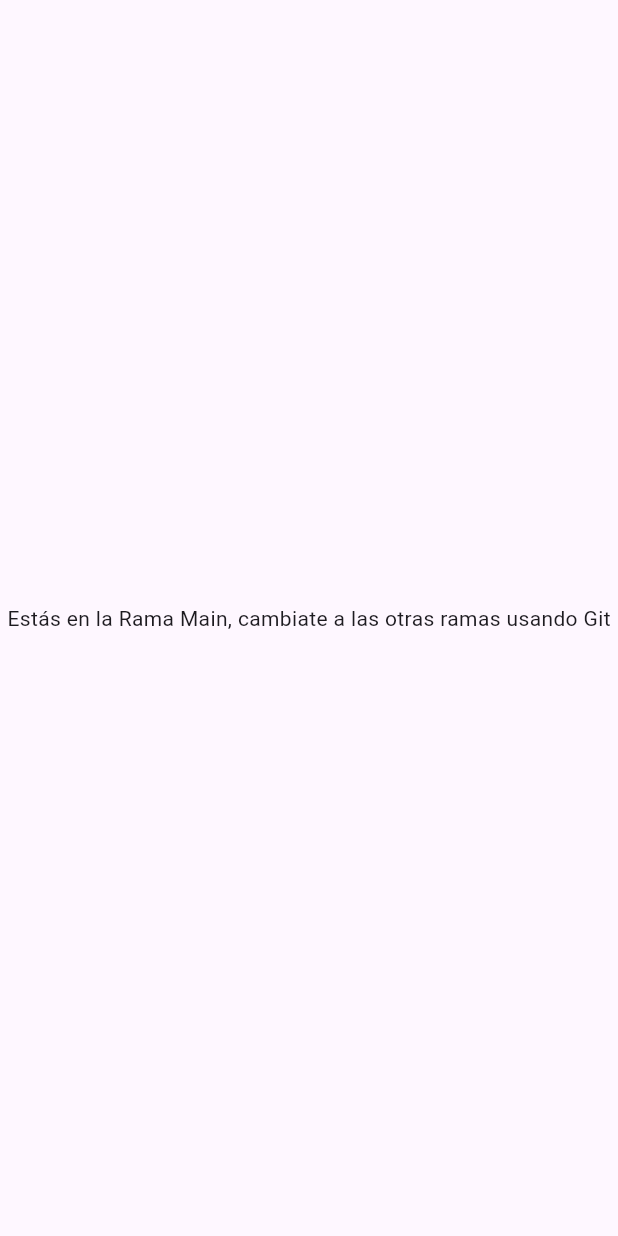
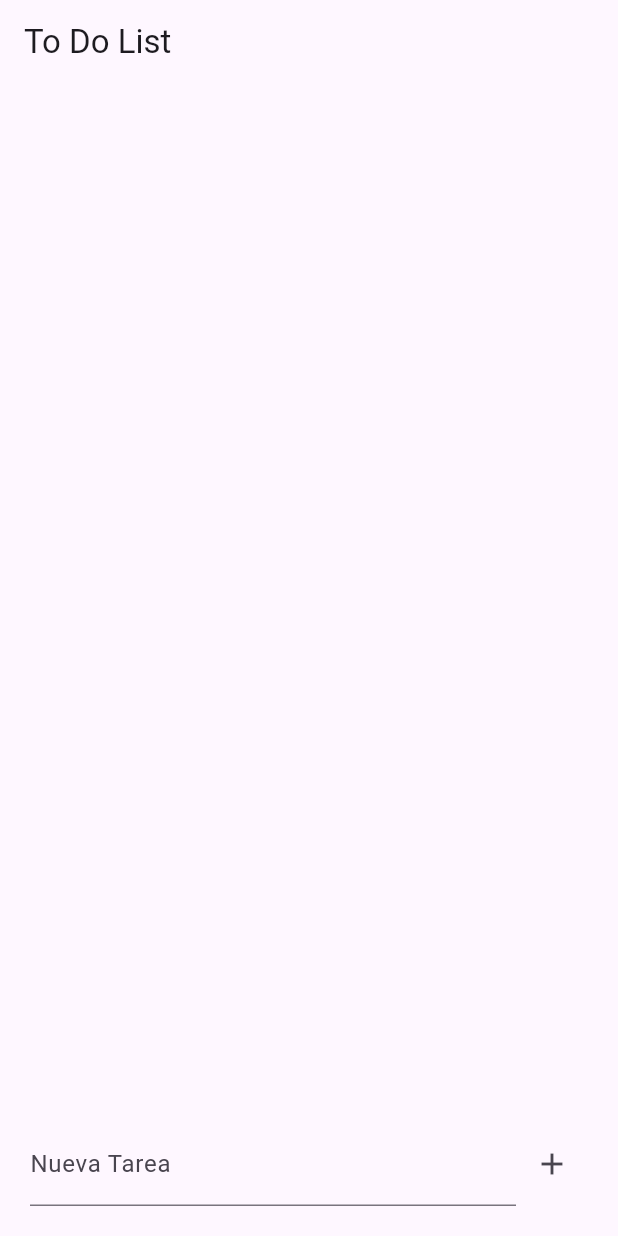
Before and after one commit to narmeshit/patterns, a Flutter app: the screen it shows after launch, on a phone screen of 412 x 824 dp. Run offline on Flutter 3.47's test engine with Material 3 defaults, Android fonts, the light colour scheme and no system bars.

Commit message:
agregando rama provider

```diff
--- a/lib/main.dart
+++ b/lib/main.dart
@@ -1,4 +1,8 @@
 import 'package:flutter/material.dart';
+import 'package:provider/provider.dart';
+
+import 'screen.dart';
+import 'task_notifier.dart';
 
 void main() {
   runApp(const MainApp());
@@ -9,11 +13,11 @@ class MainApp extends StatelessWidget {
 
   @override
   Widget build(BuildContext context) {
-    return const MaterialApp(
-      home: Scaffold(
-        body: Center(
-          child: Text('Estás en la Rama Main, cambiate a las otras ramas usando Git'),
-        ),
+    return ChangeNotifierProvider(
+      create: (context) => TaskNotifier(),
+      child: const MaterialApp(
+        debugShowCheckedModeBanner: false,
+        home: TaskScreen(),
       ),
     );
   }
--- /dev/null
+++ b/lib/model.dart
@@ -0,0 +1,9 @@
+class Task {
+  final String title;
+  bool isDone;
+
+  Task({
+    required this.title,
+    this.isDone = false,
+  });
+}
--- /dev/null
+++ b/lib/screen.dart
@@ -0,0 +1,73 @@
+import 'package:flutter/material.dart';
+import 'package:patterns/task_notifier.dart';
+import 'package:provider/provider.dart';
+
+class TaskScreen extends StatelessWidget {
+  const TaskScreen({super.key});
+
+  @override
+  Widget build(BuildContext context) {
+    final taskNotifier = Provider.of<TaskNotifier>(context);
+    return Scaffold(
+      appBar: AppBar(
+        title: const Text('To Do List'),
+      ),
+      body: Column(
+        children: [
+          Expanded(
+            child: ListView.builder(
+              itemCount: taskNotifier.tasks.length,
+              itemBuilder: (context, index) {
+                final task = taskNotifier.tasks[index];
+                return ListTile(
+                  title: Text(
+                    task.title,
+                    style: TextStyle(
+                      decoration: task.isDone
+                          ? TextDecoration.lineThrough
+                          : TextDecoration.none,
+                    ),
+                  ),
+                  trailing: Checkbox(
+                    value: task.isDone,
+                    onChanged: (value) {
+                      taskNotifier.toggleTaskStatus(index);
+                    },
+                  ),
+                  onLongPress: () {
+                    taskNotifier.removeTask(index);
+                  },
+                );
+              },
+            ),
+          ),
+          Padding(
+            padding: const EdgeInsets.all(20.0),
+            child: Row(
+              children: [
+                Expanded(
+                  child: TextField(
+                    decoration: const InputDecoration(
+                      labelText: 'Nueva Tarea',
+                    ),
+                    onSubmitted: (value) {
+                      taskNotifier.addTask(value);
+                    },
+                  ),
+                ),
+                IconButton(
+                  onPressed: () {
+                    int tasks = taskNotifier.tasks.length;
+                    taskNotifier.addTask('Tarea $tasks');
+                    tasks++;
+                  },
+                  icon: const Icon(Icons.add),
+                ),
+              ],
+            ),
+          ),
+        ],
+      ),
+    );
+  }
+}
--- /dev/null
+++ b/lib/task_notifier.dart
@@ -0,0 +1,24 @@
+import 'package:flutter/material.dart';
+
+import 'model.dart';
+
+class TaskNotifier extends ChangeNotifier {
+  List<Task> _tasks = [];
+
+  List<Task> get tasks => _tasks;
+
+  void addTask(String title) {
+    _tasks.add(Task(title: title));
+    notifyListeners();
+  }
+
+  void removeTask(int index) {
+    _tasks.removeAt(index);
+    notifyListeners();
+  }
+
+  void toggleTaskStatus(int index) {
+    _tasks[index].isDone = !_tasks[index].isDone;
+    notifyListeners();
+  }
+}
--- a/pubspec.yaml
+++ b/pubspec.yaml
@@ -9,6 +9,7 @@ environment:
 dependencies:
   flutter:
     sdk: flutter
+  provider: ^6.1.2
 
 dev_dependencies:
   flutter_test:
```
Also changed, not shown: pubspec.lock, 1 other file.
